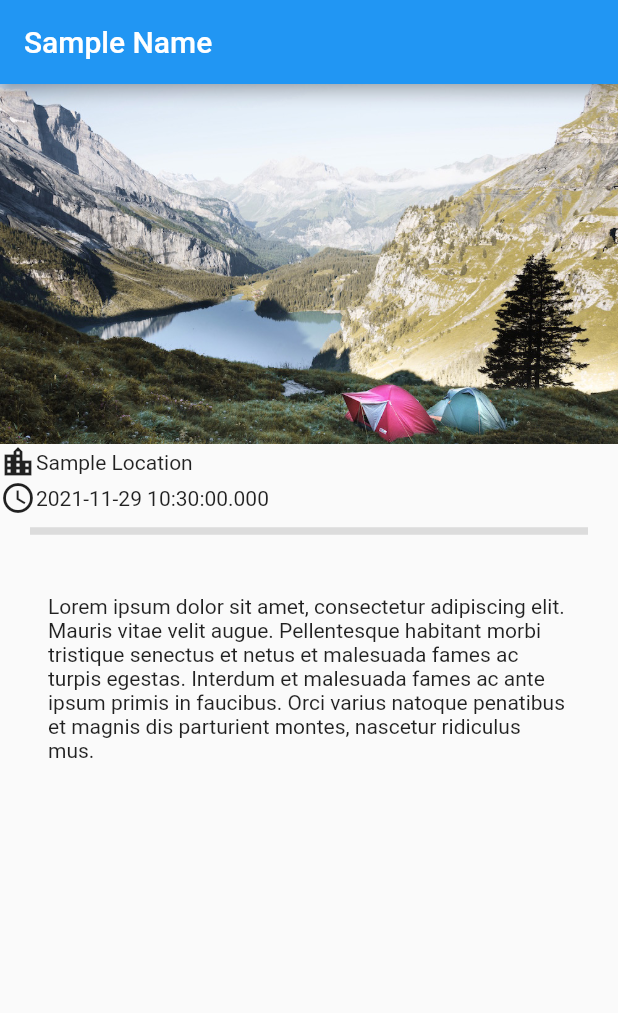
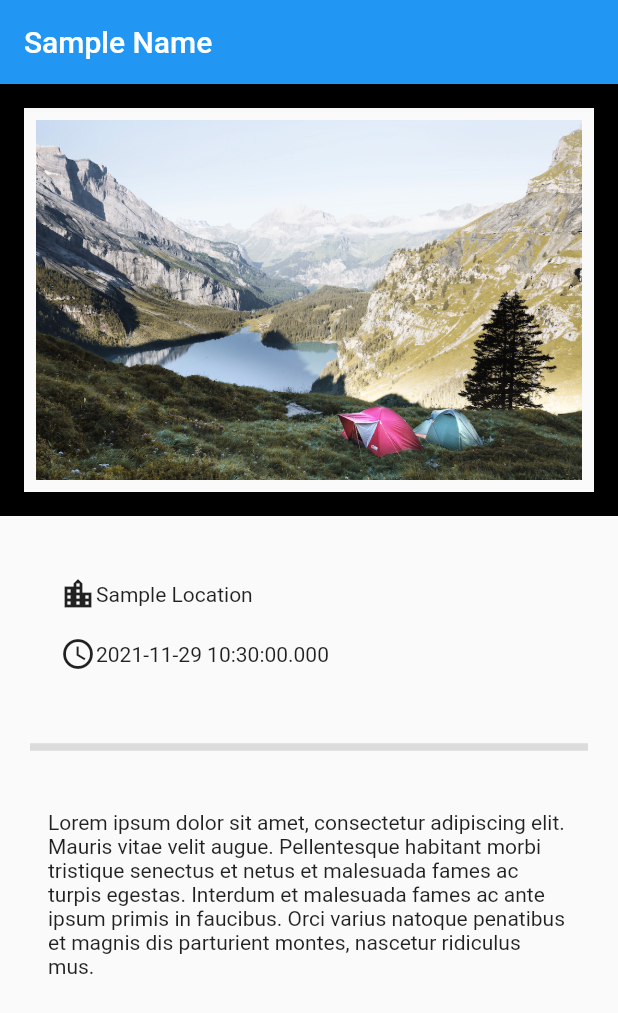
Before and after one commit to CS196Illinois/Group29-FA21, a Flutter app: the screen it shows after launch, on a phone screen of 412 x 824 dp. Shown: the top 1013 px of the screen. Run offline on Flutter 3.47's test engine with Material 2 defaults, Android fonts, the phone set to English and light mode, and no system bars.

Commit message:
changed padding of detail view elements

```diff
--- a/Research/jshal3/detail_view_draft/lib/detail_view.dart
+++ b/Research/jshal3/detail_view_draft/lib/detail_view.dart
@@ -29,22 +29,38 @@ class DetailView extends StatelessWidget {
     endIndent: 20,
   );
 
+  Container getImageContainer() {
+    return Container(
+        decoration: BoxDecoration(
+          border: Border.all(
+            width: 16,
+          ),
+        ),
+        child: event.image,
+        padding: const EdgeInsets.all(8));
+  }
+
   Widget _buildAllInfoRows() {
-    return Column(
+    return Container(
+        child: Column(
           crossAxisAlignment: CrossAxisAlignment.start,
           children: <Widget>[
             _buildInfoRow(Icons.location_city, event.location),
             _buildInfoRow(Icons.access_time, event.date.toString()),
           ],
-    );
+        ),
+        padding: EdgeInsets.all(32));
   }
 
   Widget _buildInfoRow(IconData icon, String label) {
-    return Row(
+    return Container(
+      child: Row(
         children: <Widget>[
           Icon(icon),
           Text(label),
         ],
+      ),
+      padding: EdgeInsets.all(8),
     );
   }
 
@@ -64,8 +80,7 @@ class DetailView extends StatelessWidget {
       appBar: AppBar(title: Text(event.name)),
       body: ListView(
         children: <Widget>[
-          event
-              .image!, //MAKE SURE TO ADD LOGIC TO CHECK IF IMAGE IS NULL OR NOT
+          getImageContainer(), //MAKE SURE TO ADD LOGIC TO CHECK IF IMAGE IS NULL OR NOT
           _buildAllInfoRows(),
           divider,
 
```
Lines whose indentation alone changed are shown as unchanged.
